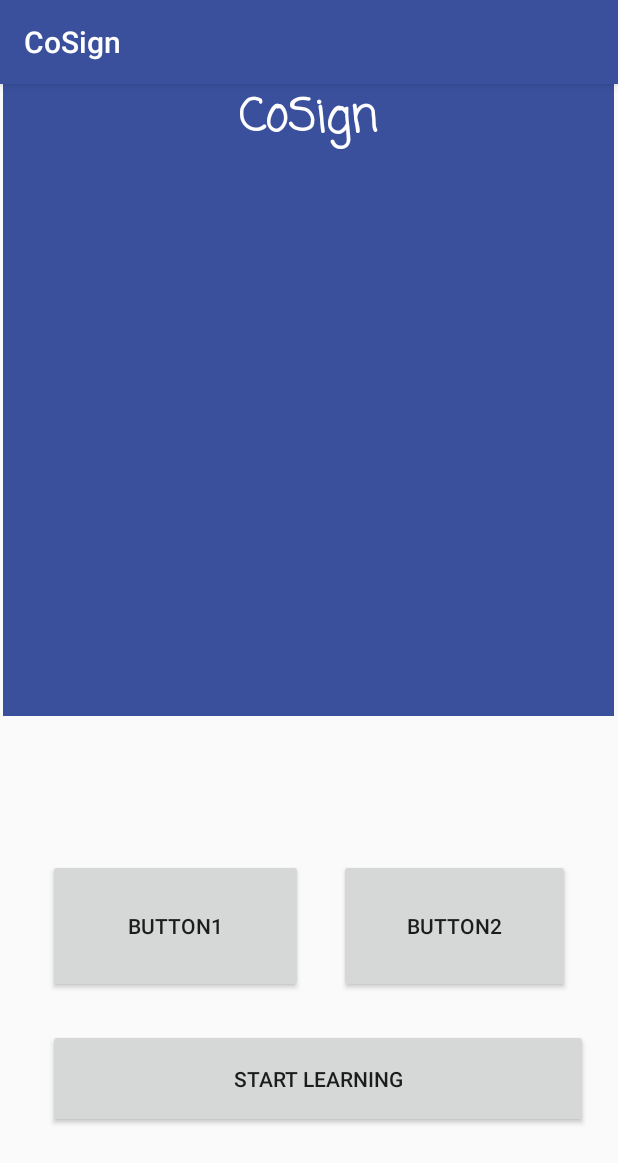
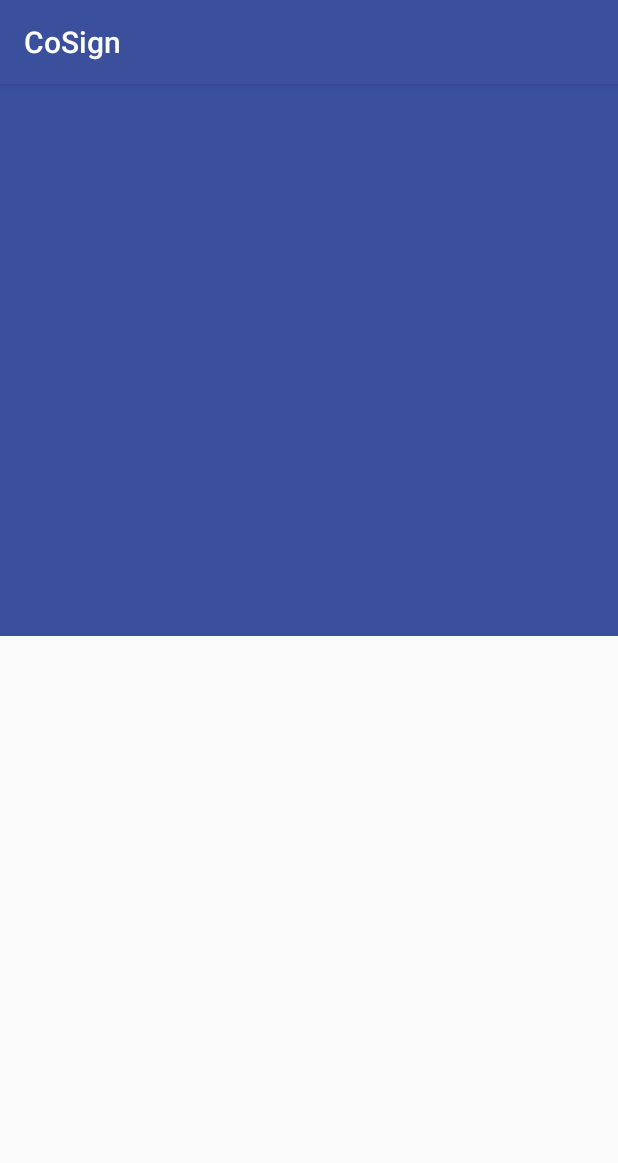
Before and after one commit to lczm/cosign, an Android app: the screen it shows after launch (MainActivity), on a phone screen of 412 x 824 dp. Shown: the top 1163 px of the screen. Run offline under Robolectric (Android 15) with nearby library versions, the phone set to English and light mode, and no system bars.

Commit message:
Redesign the main menu (part 1)

```diff
--- a/frontend/CoSign/app/src/main/res/layout/activity_main.xml
+++ b/frontend/CoSign/app/src/main/res/layout/activity_main.xml
@@ -8,57 +8,13 @@
 
     <TextView
         android:id="@+id/textView"
-        android:layout_width="407dp"
-        android:layout_height="421dp"
+        android:layout_width="0dp"
+        android:layout_height="0dp"
+        android:layout_marginBottom="400dp"
         android:background="@color/layoutDecorations"
-        android:fontFamily="casual"
-        android:text="@string/cosign"
-        android:textAlignment="center"
-        android:textColor="@android:color/background_light"
-        android:textSize="30sp"
-        android:textStyle="bold"
+        app:layout_constraintBottom_toBottomOf="parent"
         app:layout_constraintEnd_toEndOf="parent"
-        app:layout_constraintHorizontal_bias="0.461"
         app:layout_constraintStart_toStartOf="parent"
         app:layout_constraintTop_toTopOf="parent" />
 
-    <Button
-        android:id="@+id/button"
-        android:layout_width="170dp"
-        android:layout_height="89dp"
-        android:layout_marginStart="24dp"
-        android:layout_marginEnd="8dp"
-        android:layout_marginBottom="24dp"
-        android:text="@string/button3"
-        app:layout_constraintBottom_toTopOf="@+id/button3"
-        app:layout_constraintEnd_toStartOf="@+id/button2"
-        app:layout_constraintHorizontal_bias="0.5"
-        app:layout_constraintStart_toStartOf="parent" />
-
-    <Button
-        android:id="@+id/button2"
-        android:layout_width="154dp"
-        android:layout_height="89dp"
-        android:layout_marginStart="8dp"
-        android:layout_marginEnd="24dp"
-        android:layout_marginBottom="24dp"
-        android:text="@string/button4"
-        app:layout_constraintBottom_toTopOf="@+id/button3"
-        app:layout_constraintEnd_toEndOf="parent"
-        app:layout_constraintHorizontal_bias="0.5"
-        app:layout_constraintStart_toEndOf="@+id/button" />
-
-    <Button
-        android:id="@+id/button3"
-        android:layout_width="360dp"
-        android:layout_height="66dp"
-        android:layout_marginStart="32dp"
-        android:layout_marginEnd="32dp"
-        android:layout_marginBottom="72dp"
-        android:text="@string/start_learning"
-        app:layout_constraintBottom_toBottomOf="parent"
-        app:layout_constraintEnd_toEndOf="parent"
-        app:layout_constraintHorizontal_bias="0.0"
-        app:layout_constraintStart_toStartOf="parent" />
-
 </androidx.constraintlayout.widget.ConstraintLayout>
```
